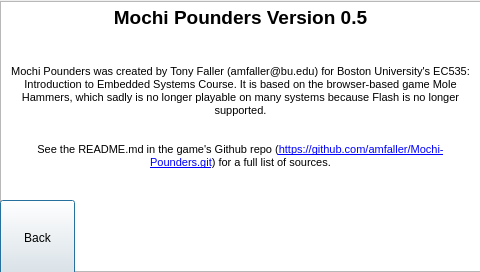
Above: Mochi-Pounders/credits.ui from amfaller/Mochi-Pounders before the change. Below: the same form after it.
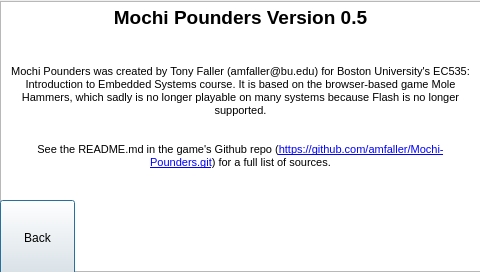
That is the form after the change.

Diff of the .ui file:
```diff
--- a/Mochi-Pounders/credits.ui
+++ b/Mochi-Pounders/credits.ui
@@ -43,7 +43,7 @@
 &lt;p align=&quot;center&quot; style=&quot; margin-top:0px; margin-bottom:0px; margin-left:0px; margin-right:0px; -qt-block-indent:0; text-indent:0px;&quot;&gt;&lt;span style=&quot; font-size:14pt; font-weight:600;&quot;&gt;Mochi Pounders Version 0.5&lt;/span&gt;&lt;/p&gt;
 &lt;p align=&quot;center&quot; style=&quot;-qt-paragraph-type:empty; margin-top:0px; margin-bottom:0px; margin-left:0px; margin-right:0px; -qt-block-indent:0; text-indent:0px; font-size:14pt; font-weight:600;&quot;&gt;&lt;br /&gt;&lt;/p&gt;
 &lt;p align=&quot;center&quot; style=&quot;-qt-paragraph-type:empty; margin-top:0px; margin-bottom:0px; margin-left:0px; margin-right:0px; -qt-block-indent:0; text-indent:0px;&quot;&gt;&lt;br /&gt;&lt;/p&gt;
-&lt;p align=&quot;center&quot; style=&quot; margin-top:0px; margin-bottom:0px; margin-left:0px; margin-right:0px; -qt-block-indent:0; text-indent:0px;&quot;&gt;Mochi Pounders was created by Tony Faller (amfaller@bu.edu) for Boston University's EC535: Introduction to Embedded Systems Course. It is based on the browser-based game Mole Hammers, which sadly is no longer playable on many systems because Flash is no longer supported.&lt;/p&gt;
+&lt;p align=&quot;center&quot; style=&quot; margin-top:0px; margin-bottom:0px; margin-left:0px; margin-right:0px; -qt-block-indent:0; text-indent:0px;&quot;&gt;Mochi Pounders was created by Tony Faller (amfaller@bu.edu) for Boston University's EC535: Introduction to Embedded Systems course. It is based on the browser-based game Mole Hammers, which sadly is no longer playable on many systems because Flash is no longer supported.&lt;/p&gt;
 &lt;p align=&quot;center&quot; style=&quot;-qt-paragraph-type:empty; margin-top:0px; margin-bottom:0px; margin-left:0px; margin-right:0px; -qt-block-indent:0; text-indent:0px;&quot;&gt;&lt;br /&gt;&lt;/p&gt;
 &lt;p align=&quot;center&quot; style=&quot;-qt-paragraph-type:empty; margin-top:0px; margin-bottom:0px; margin-left:0px; margin-right:0px; -qt-block-indent:0; text-indent:0px;&quot;&gt;&lt;br /&gt;&lt;/p&gt;
 &lt;p align=&quot;center&quot; style=&quot; margin-top:0px; margin-bottom:0px; margin-left:0px; margin-right:0px; -qt-block-indent:0; text-indent:0px;&quot;&gt;See the README.md in the game's Github repo (&lt;a href=&quot;https://github.com/amfaller/Mochi-Pounders.git&quot;&gt;&lt;span style=&quot; font-size:8pt; text-decoration: underline; color:#0000ff;&quot;&gt;https://github.com/amfaller/Mochi-Pounders.git&lt;/span&gt;&lt;/a&gt;) for a full list of sources.&lt;/p&gt;&lt;/body&gt;&lt;/html&gt;</string>
```
